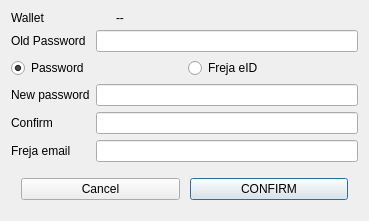
First picture: the form in BlockSettleUILib/ChangeWalletPasswordDialog.ui, repository BlockSettle/terminal, before the edit.
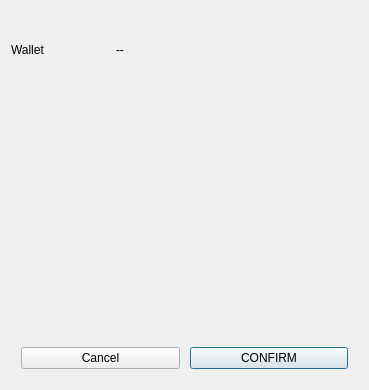
Second picture: the form after the edit. Custom widgets are drawn as their Qt base class.

Commit message: BST-1240: GUI support for m-of-n wallet encryption

```diff
--- a/BlockSettleUILib/ChangeWalletPasswordDialog.ui
+++ b/BlockSettleUILib/ChangeWalletPasswordDialog.ui
@@ -7,15 +7,27 @@
     <x>0</x>
     <y>0</y>
     <width>369</width>
-    <height>202</height>
+    <height>390</height>
    </rect>
   </property>
+  <property name="sizePolicy">
+   <sizepolicy hsizetype="Preferred" vsizetype="Expanding">
+    <horstretch>0</horstretch>
+    <verstretch>0</verstretch>
+   </sizepolicy>
+  </property>
   <property name="windowTitle">
    <string>Change Wallet Password</string>
   </property>
   <layout class="QVBoxLayout" name="verticalLayout_2">
    <item>
     <widget class="QWidget" name="widget" native="true">
+     <property name="sizePolicy">
+      <sizepolicy hsizetype="Preferred" vsizetype="Expanding">
+       <horstretch>0</horstretch>
+       <verstretch>0</verstretch>
+      </sizepolicy>
+     </property>
      <layout class="QVBoxLayout" name="verticalLayout">
       <property name="spacing">
        <number>5</number>
@@ -96,78 +108,27 @@
         <property name="verticalSpacing">
          <number>6</number>
         </property>
-        <item row="0" column="0">
-         <widget class="QLabel" name="label">
-          <property name="text">
-           <string>Old Password</string>
-          </property>
-         </widget>
-        </item>
-        <item row="0" column="1">
-         <widget class="QLineEdit" name="lineEditOldPassword">
-          <property name="echoMode">
-           <enum>QLineEdit::Password</enum>
-          </property>
-         </widget>
-        </item>
-        <item row="2" column="0">
-         <widget class="QLabel" name="labelNewPass">
-          <property name="text">
-           <string>New password</string>
-          </property>
-         </widget>
-        </item>
-        <item row="2" column="1">
-         <widget class="QLineEdit" name="lineEditNewPassword">
-          <property name="echoMode">
-           <enum>QLineEdit::Password</enum>
-          </property>
-         </widget>
-        </item>
-        <item row="3" column="0">
-         <widget class="QLabel" name="labelConfirm">
-          <property name="text">
-           <string>Confirm</string>
-          </property>
-         </widget>
-        </item>
-        <item row="3" column="1">
-         <widget class="QLineEdit" name="lineEditNewPasswordConfirm">
-          <property name="echoMode">
-           <enum>QLineEdit::Password</enum>
-          </property>
-         </widget>
-        </item>
         <item row="1" column="0" colspan="2">
-         <layout class="QHBoxLayout" name="horizontalLayout_4">
-          <item>
-           <widget class="QRadioButton" name="radioButtonPassword">
-            <property name="text">
-             <string>Password</string>
-            </property>
-            <property name="checked">
-             <bool>true</bool>
-            </property>
-           </widget>
-          </item>
-          <item>
-           <widget class="QRadioButton" name="radioButtonFreja">
-            <property name="text">
-             <string>Freja eID</string>
-            </property>
-           </widget>
-          </item>
-         </layout>
-        </item>
-        <item row="4" column="0">
-         <widget class="QLabel" name="labelFreja">
-          <property name="text">
-           <string>Freja email</string>
+         <widget class="WalletKeysCreateWidget" name="widgetCreateKeys" native="true">
+          <property name="minimumSize">
+           <size>
+            <width>123</width>
+            <height>23</height>
+           </size>
           </property>
+          <layout class="QHBoxLayout" name="horizontalLayout_3"/>
          </widget>
         </item>
-        <item row="4" column="1">
-         <widget class="QLineEdit" name="lineEditFreja"/>
+        <item row="0" column="0" colspan="2">
+         <widget class="WalletKeysSubmitWidget" name="widgetSubmitKeys" native="true">
+          <property name="minimumSize">
+           <size>
+            <width>123</width>
+            <height>23</height>
+           </size>
+          </property>
+          <layout class="QHBoxLayout" name="horizontalLayout_4"/>
+         </widget>
         </item>
        </layout>
       </item>
@@ -233,6 +194,20 @@
    </item>
   </layout>
  </widget>
+ <customwidgets>
+  <customwidget>
+   <class>WalletKeysCreateWidget</class>
+   <extends>QWidget</extends>
+   <header>WalletKeysCreateWidget.h</header>
+   <container>1</container>
+  </customwidget>
+  <customwidget>
+   <class>WalletKeysSubmitWidget</class>
+   <extends>QWidget</extends>
+   <header>WalletKeysSubmitWidget.h</header>
+   <container>1</container>
+  </customwidget>
+ </customwidgets>
  <tabstops>
   <tabstop>pushButtonOk</tabstop>
   <tabstop>pushButtonCancel</tabstop>
```
The commit also changes 51 other files.
